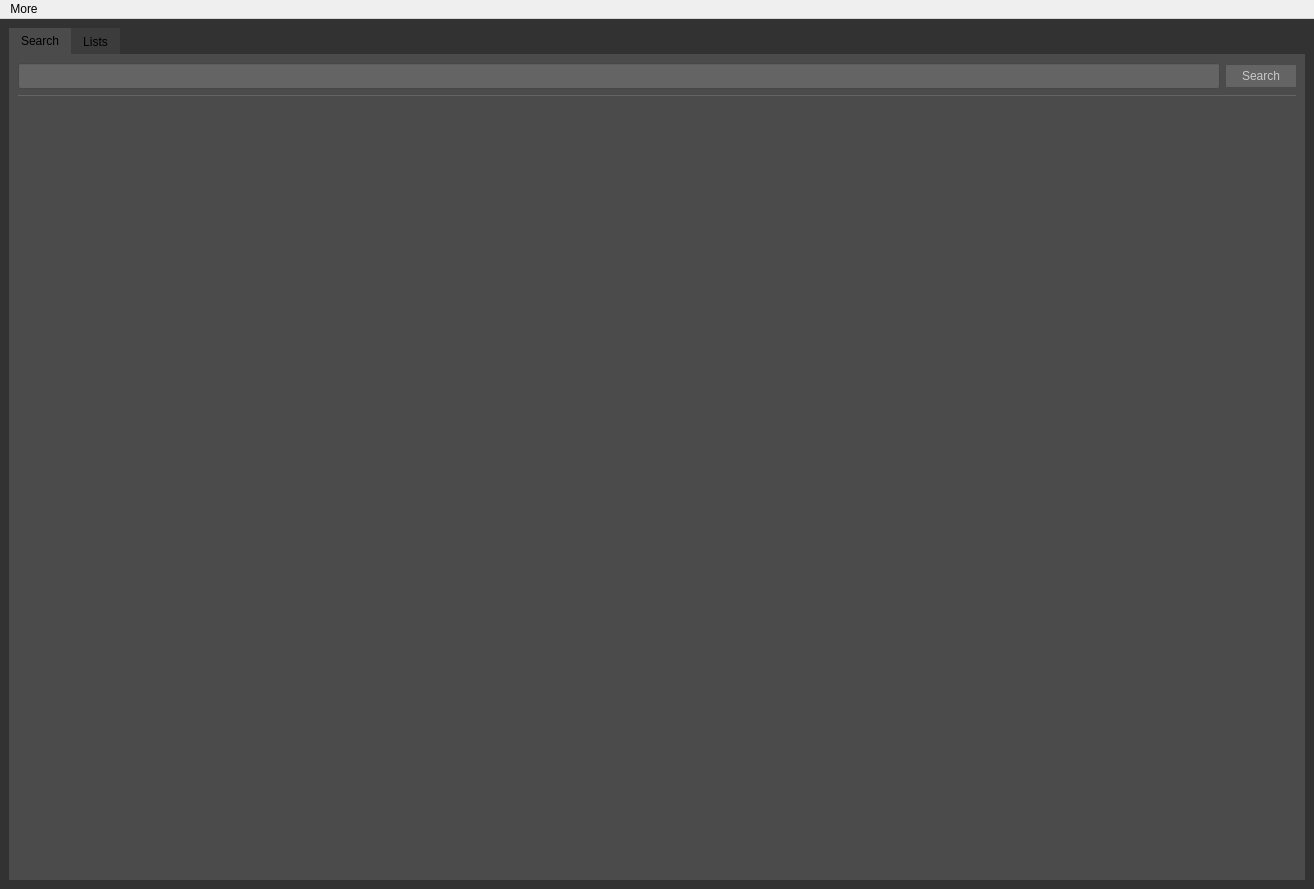
First picture: the form in source/AnimeHub.ui, repository VynDev/Anime-Hub, before the edit.
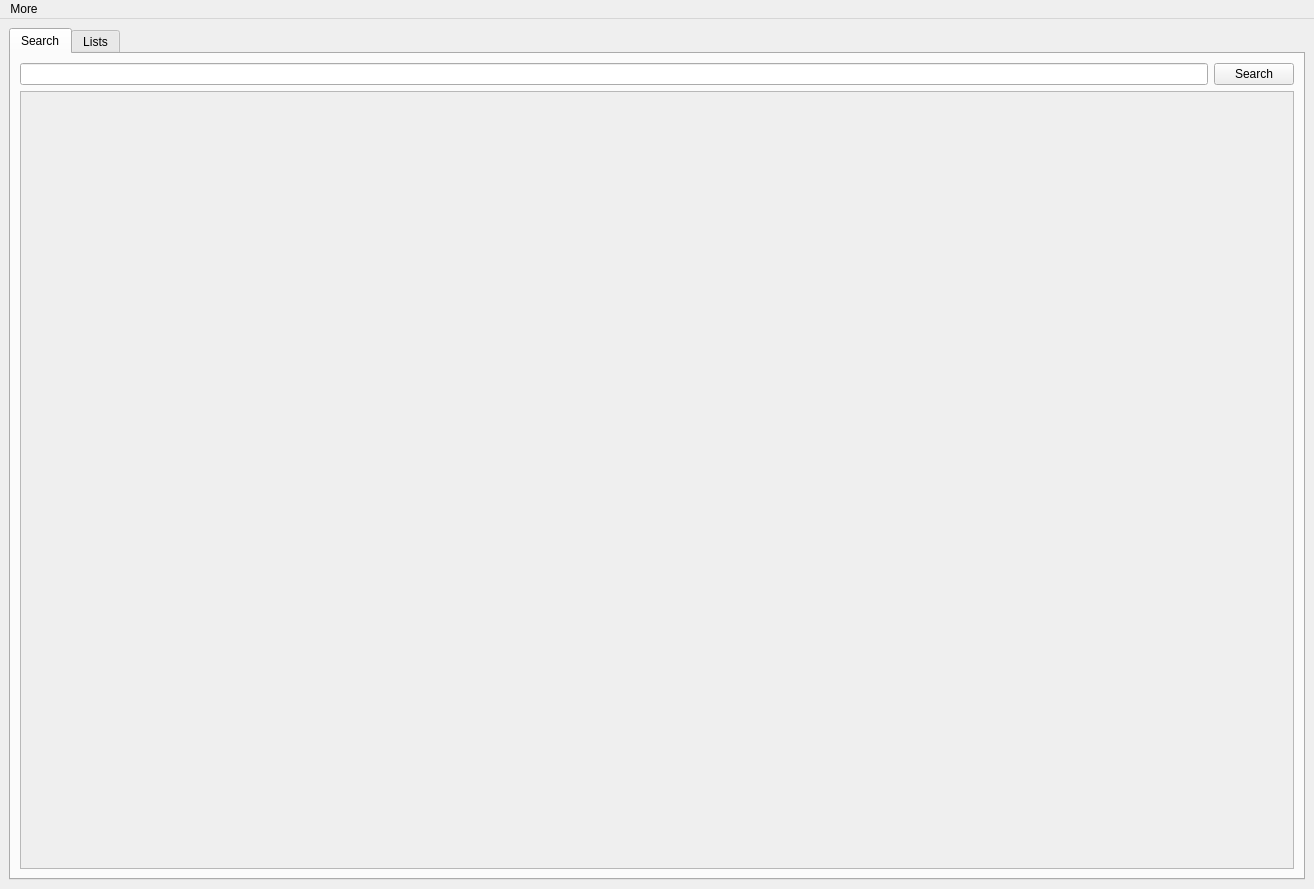
Second picture: the form after the edit.

```diff
--- a/source/AnimeHub.ui
+++ b/source/AnimeHub.ui
@@ -14,76 +14,7 @@
    <string>Anime Hub</string>
   </property>
   <property name="styleSheet">
-   <string notr="true">
-
-QMainWindow, QInputDialog {
-    background: rgb(50, 50, 50);
-}
-
-QPushButton, QComboBox, QComboBox::drop-down, QComboBox QAbstractItemView {
-    background-color: rgb(100, 100, 100);
-	border: none;
-	padding: 4px;
-	padding-left: 16px;
-	padding-right: 16px;
-	color: rgb(200, 200, 200);
-}
-
-QPushButton:hover {
-	background-color: rgb(110, 110, 110);
-}
-
-QTabBar, QTabBar::tab, #searchTab, #listsTab, QTabWidget::pane {
-	background: rgb(75, 75, 75);
-}
-
-QTabBar::tab:!selected {
-	background: rgb(60, 60, 60);
-}
-
-QLineEdit {
-	background: rgb(100, 100, 100);
-	color: rgb(200, 200, 200);
-	padding: 4px;
-}
-
-#scrollArea, #scrollArea_2 {
-	border-top: 1px solid rgb(100, 100, 100);
-}
-
-#scrollAreaWidgetContents, #scrollAreaWidgetContents_2 {
-	background: rgb(75, 75, 75);
-}
-
-QScrollBar:vertical {
-     border-radius: 4px;
-     background: rgb(80, 80, 80);
-     width: 15px;
-     margin: 22px 0 22px 0;
- }
-
- QScrollBar::handle:vertical {
-	min-height: 0px;
-	border: 0px solid red;
-	border-radius: 4px;
-	background-color: rgb(65, 65 ,65);
- }
-
- QScrollBar::add-line:vertical {
-     background: none;
- }
-
- QScrollBar::sub-line:vertical {
-     background: none;
- }
-
- QScrollBar::up-arrow:vertical, QScrollBar::down-arrow:vertical {
-     background: none;
- }
-
- QScrollBar::add-page:vertical, QScrollBar::sub-page:vertical {
-     background: none;
- }</string>
+   <string notr="true"/>
   </property>
   <widget class="QWidget" name="centralwidget">
    <layout class="QVBoxLayout" name="verticalLayout">
@@ -124,8 +55,8 @@
             <rect>
              <x>0</x>
              <y>0</y>
-             <width>1276</width>
-             <height>760</height>
+             <width>1272</width>
+             <height>762</height>
             </rect>
            </property>
            <layout class="QHBoxLayout" name="horizontalLayout_2">
```
Left out of the diff: 2 changed lines with no effect on the pictures.
